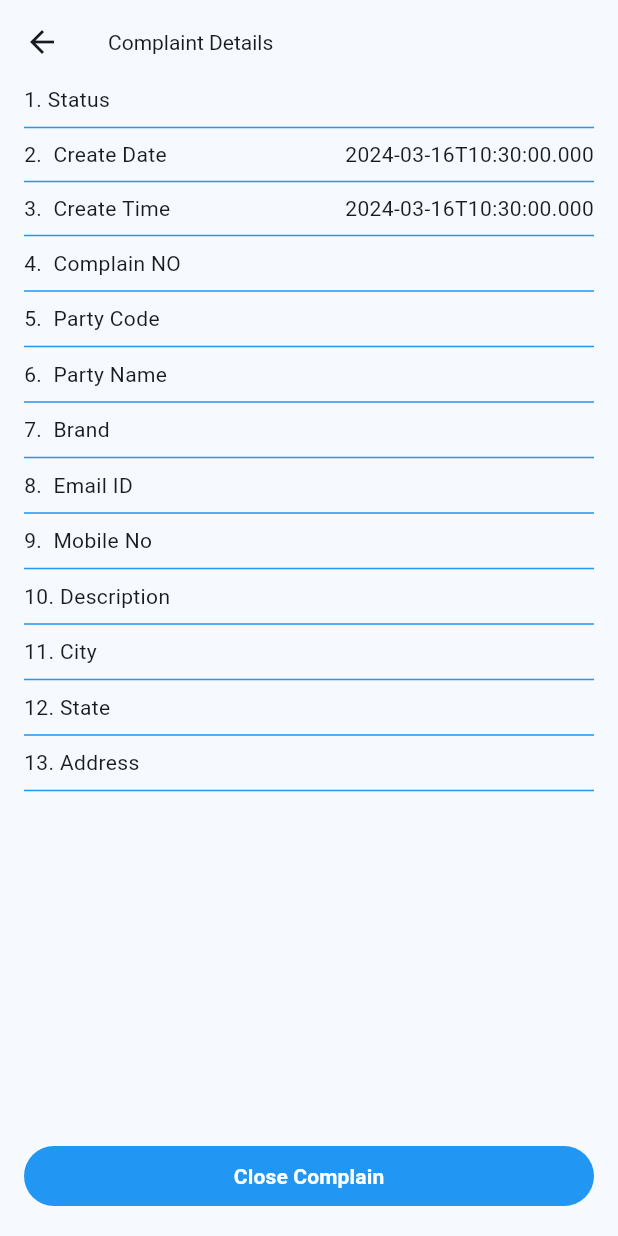
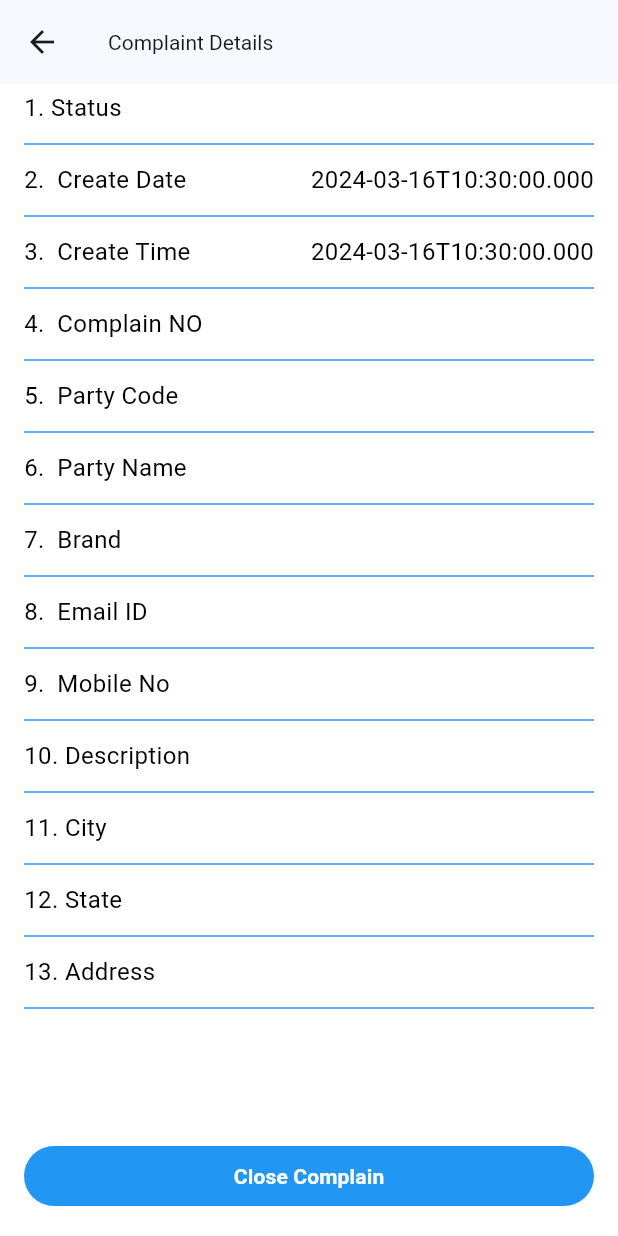
Before and after one commit to guddulawaniya/complain_close_flutter, a Flutter app: the complaine_details screen opened directly with empty values, on a phone screen of 412 x 824 dp. Run offline on Flutter 3.47's test engine with Material 3 defaults, Android fonts, the phone set to English and light mode, and no system bars; our stand-ins replace fluttertoast, lottie, page_transition, shared_preferences; missing offline and left inert: flutter_splash_screen; accounts and stored records are empty.

Commit message:
fix release apk grey box problem

```diff
--- a/lib/complain_details.dart
+++ b/lib/complain_details.dart
@@ -21,125 +21,137 @@ class complaine_details extends StatelessWidget {
       endIndent: endIndent,
     );
   }
+  TextStyle textstyle() {
+    return const TextStyle(
+      height: 2,
+      fontSize: 16,
+      color: Colors.black,
+    );
+  }
 
   @override
   Widget build(BuildContext context) {
     return Scaffold(
       appBar: AppBar(
-        title: Text(
+        title: const Text(
           'Complaint Details',
           style: TextStyle(fontSize: 14),
         ),
       ),
-      body: Flexible(
-        child: Column(
+      body: Container(
+        decoration: BoxDecoration(
+            color: Colors.white
+        ),
+        child:  Column(
+          mainAxisAlignment: MainAxisAlignment.spaceBetween,
           children: [
             Flexible(
+              child: SingleChildScrollView(
                 child: Container(
-                margin: EdgeInsets.only(left: 16,right: 16),
+                  margin: const EdgeInsets.only(left: 16,right: 16),
                   child: Column(
                     children: [
                       Row(
                         mainAxisAlignment: MainAxisAlignment.spaceBetween,
                         children: [
-                        Text('1. Status '),
-                        Text(data['status'] ?? 'Value not available'),
+                          Text('1. Status ',style:  textstyle(),),
+                          Text(data['status'] ?? 'Value not available',style:  textstyle(),),
                         ],
                       ),
                       customDivider(),
                       Row(
                         mainAxisAlignment: MainAxisAlignment.spaceBetween,
                         children: [
-                        Text('2.  Create Date '),
-                        Text(data['create_date'] ?? 'Value not available'),
+                          Text('2.  Create Date ',style:  textstyle(),),
+                          Text(data['create_date'] ?? 'Value not available',style:  textstyle(),),
                         ],
                       ),
                       customDivider(),
                       Row(
                         mainAxisAlignment: MainAxisAlignment.spaceBetween,
                         children: [
-                        Text('3.  Create Time '),
-                        Text(data['create_time'] ?? 'Value not available'),
+                          Text('3.  Create Time ',style:  textstyle(),),
+                          Text(data['create_time'] ?? 'Value not available',style:  textstyle(),),
                         ],
                       ),
                       customDivider(),
                       Row(
                         mainAxisAlignment: MainAxisAlignment.spaceBetween,
                         children: [
-                        Text('4.  Complain NO '),
-                        Text(data['compliant_no'] ?? 'Value not available'),
+                          Text('4.  Complain NO ',style:  textstyle(),),
+                          Text(data['compliant_no'] ?? 'Value not available',style:  textstyle(),),
                         ],
                       ),
                       customDivider(),
                       Row(
                         mainAxisAlignment: MainAxisAlignment.spaceBetween,
                         children: [
-                        Text('5.  Party Code '),
-                        Text(data['party_code'] ?? 'Value not available'),
+                          Text('5.  Party Code ',style:  textstyle(),),
+                          Text(data['party_code'] ?? 'Value not available',style:  textstyle(),),
                         ],
                       ),
                       customDivider(),
                       Row(
                         mainAxisAlignment: MainAxisAlignment.spaceBetween,
                         children: [
-                        Text('6.  Party Name '),
-                        Text(data['party_id'] ?? 'Value not available'),
+                          Text('6.  Party Name ',style:  textstyle(),),
+                          Text(data['party_id'] ?? 'Value not available',style:  textstyle(),),
                         ],
                       ),
                       customDivider(),
                       Row(
                         mainAxisAlignment: MainAxisAlignment.spaceBetween,
                         children: [
-                        Text('7.  Brand '),
-                        Text(data['brand_id'] ?? 'Value not available'),
+                          Text('7.  Brand ',style:  textstyle(),),
+                          Text(data['brand_id'] ?? 'Value not available',style:  textstyle(),),
                         ],
                       ),
                       customDivider(),
                       Row(
                         mainAxisAlignment: MainAxisAlignment.spaceBetween,
                         children: [
-                        Text('8.  Email ID '),
-                        Text(data['email'] ?? 'Value not available'),
+                          Text('8.  Email ID ',style:  textstyle(),),
+                          Text(data['email'] ?? 'Value not available',style:  textstyle(),),
                         ],
                       ),
                       customDivider(),
                       Row(
                         mainAxisAlignment: MainAxisAlignment.spaceBetween,
                         children: [
-                        Text('9.  Mobile No'),
-                        Text(data['phone'] ?? 'Value not available'),
+                          Text('9.  Mobile No',style:  textstyle(),),
+                          Text(data['phone'] ?? 'Value not available',style:  textstyle(),),
                         ],
                       ),
                       customDivider(),
                       Row(
                         mainAxisAlignment: MainAxisAlignment.spaceBetween,
                         children: [
-                        Text('10. Description'),
-                        Text(data['complaint'] ?? 'Value not available'),
+                          Text('10. Description',style:  textstyle(),),
+                          Text(data['complaint'] ?? 'Value not available',style:  textstyle(),),
                         ],
                       ),
                       customDivider(),
                       Row(
                         mainAxisAlignment: MainAxisAlignment.spaceBetween,
                         children: [
-                        Text('11. City'),
-                        Text(data['city_id'] ?? 'Value not available'),
+                          Text('11. City',style:  textstyle(),),
+                          Text(data['city_id'] ?? 'Value not available',style:  textstyle(),),
                         ],
                       ),
                       customDivider(),
                       Row(
                         mainAxisAlignment: MainAxisAlignment.spaceBetween,
                         children: [
-                        Text('12. State'),
-                        Text(data['state'] ?? 'Value not available'),
+                          Text('12. State',style:  textstyle(),),
+                          Text(data['state'] ?? 'Value not available',style:  textstyle(),),
                         ],
                       ),
                       customDivider(),
                       Row(
                         mainAxisAlignment: MainAxisAlignment.spaceBetween,
                         children: [
-                        Text('13. Address'),
-                        Text(data['address'] ?? 'Value not available'),
+                          Text('13. Address',style:  textstyle(),),
+                          Text(data['address'] ?? 'Value not available',style:  textstyle(),),
                         ],
                       ),
                       customDivider(),
@@ -147,8 +159,9 @@ class complaine_details extends StatelessWidget {
                   ),
                 ),
               ),
+            ),
             Container(
-                margin: EdgeInsets.all(16),
+                margin: const EdgeInsets.all(16),
                 child: Column(
                   children: [
                     SizedBox(
@@ -162,10 +175,10 @@ class complaine_details extends StatelessWidget {
                           Navigator.push(
                             context,
                             MaterialPageRoute(
-                                builder: (context) => complaine_form()),
+                                builder: (context) => const complaine_form()),
                           );
                         },
-                        child: Text(
+                        child: const Text(
                           'Close Complain',
                           style: TextStyle(
                             fontWeight: FontWeight.bold,
--- a/lib/uploadData.dart
+++ b/lib/uploadData.dart
@@ -61,8 +61,7 @@ class _uploaddataState extends State<uploaddata> {
           style: TextStyle(fontSize: 14),
         ),
       ),
-      body: Flexible(
-        child: Column(
+      body: Column(
         mainAxisAlignment: MainAxisAlignment.spaceBetween,
         children: [
           Flexible(
@@ -230,7 +229,6 @@ class _uploaddataState extends State<uploaddata> {
           )
         ],
       ),
-      ),
     );
   }
 }
--- a/pubspec.yaml
+++ b/pubspec.yaml
@@ -43,6 +43,7 @@ dependencies:
   lottie: ^3.1.0
   flutter_otp_text_field: ^1.1.1
   infinite_scroll_pagination: ^4.0.0
+  shared_preferences: ^2.2.2
 
 dev_dependencies:
   flutter_test:
```
Also changed, not shown: lib/Current_page.dart (+22 -20 lines), lib/CustomAutocomplete.dart (+9 -9 lines), lib/CustomTextView.dart (+7 -7 lines), lib/Total_complain_page.dart (+37 -20 lines), lib/complain_form.dart (+11 -8 lines), lib/login.dart (+69 -12 lines), lib/main.dart (+25 -37 lines), lib/otp_verification.dart (+25 -9 lines), pubspec.lock, 1 other file. Lines whose indentation alone changed are shown as unchanged.
